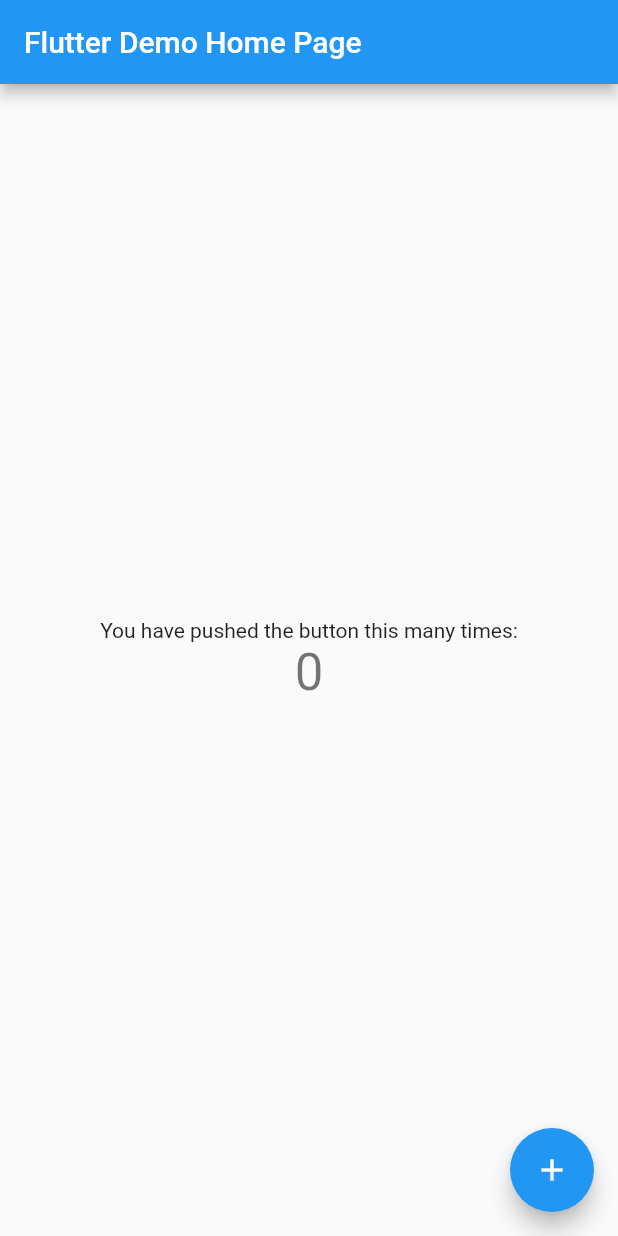
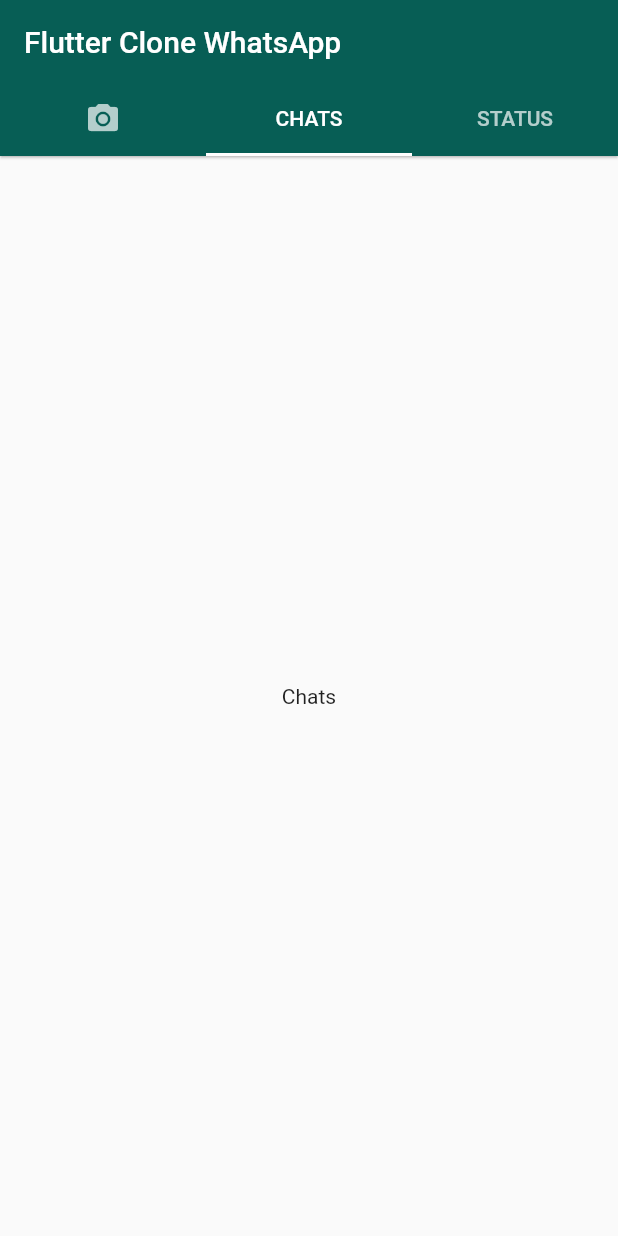
Before and after one commit to ericcleptonsilva/flutter_clone_whatsapp_app, a Flutter app: the screen it shows after launch, on a phone screen of 412 x 824 dp. Run offline on Flutter 3.47's test engine with Material 2 defaults, Android fonts, the phone set to English and light mode, and no system bars.

Commit message:
feat: Tabs

```diff
--- /dev/null
+++ b/lib/app.dart
@@ -0,0 +1,35 @@
+// ignore_for_file: prefer_const_constructors
+
+import 'package:flutter/material.dart';
+import 'package:flutter_clone_whatsapp_app/ui/home/home_page.dart';
+
+class App extends StatelessWidget {
+  const App({Key? key}) : super(key: key);
+  @override
+  Widget build(BuildContext context) {
+    return MaterialApp(
+      title: "Flutter Clone WhatsApp",
+      theme: ThemeData(
+        // ignore: prefer_const_literals_to_create_immutables
+        primarySwatch: MaterialColor(0xFF075E55, {
+          50: Color(0xFFF2F2F2),
+          100: Color(0xFFEFEFEF),
+          200: Color(0xFFE0E0E0),
+          300: Color(0xFFD6D6D6),
+          400: Color(0xFFCCCCCC),
+          500: Color(0xFFBDBDBD),
+          600: Color(0xFFADADAD),
+          700: Color(0xFF9E9E9E),
+          800: Color(0xFF8E8E8E),
+          900: Color(0xFF7F7F7F),
+        }),
+      ),
+      darkTheme: ThemeData(
+        brightness: Brightness.dark,
+        primarySwatch: Colors.blue,
+      ),
+      debugShowCheckedModeBanner: false,
+      home: HomePage(),
+    );
+  }
+}
--- a/lib/main.dart
+++ b/lib/main.dart
@@ -1,115 +1,6 @@
 import 'package:flutter/material.dart';
+import 'package:flutter_clone_whatsapp_app/app.dart';
 
 void main() {
-  runApp(const MyApp());
+  runApp(const App());
 }
-
-class MyApp extends StatelessWidget {
-  const MyApp({Key? key}) : super(key: key);
-
-  // This widget is the root of your application.
-  @override
-  Widget build(BuildContext context) {
-    return MaterialApp(
-      title: 'Flutter Demo',
-      theme: ThemeData(
-        // This is the theme of your application.
-        //
-        // Try running your application with "flutter run". You'll see the
-        // application has a blue toolbar. Then, without quitting the app, try
-        // changing the primarySwatch below to Colors.green and then invoke
-        // "hot reload" (press "r" in the console where you ran "flutter run",
-        // or simply save your changes to "hot reload" in a Flutter IDE).
-        // Notice that the counter didn't reset back to zero; the application
-        // is not restarted.
-        primarySwatch: Colors.blue,
-      ),
-      home: const MyHomePage(title: 'Flutter Demo Home Page'),
-    );
-  }
-}
-
-class MyHomePage extends StatefulWidget {
-  const MyHomePage({Key? key, required this.title}) : super(key: key);
-
-  // This widget is the home page of your application. It is stateful, meaning
-  // that it has a State object (defined below) that contains fields that affect
-  // how it looks.
-
-  // This class is the configuration for the state. It holds the values (in this
-  // case the title) provided by the parent (in this case the App widget) and
-  // used by the build method of the State. Fields in a Widget subclass are
-  // always marked "final".
-
-  final String title;
-
-  @override
-  State<MyHomePage> createState() => _MyHomePageState();
-}
-
-class _MyHomePageState extends State<MyHomePage> {
-  int _counter = 0;
-
-  void _incrementCounter() {
-    setState(() {
-      // This call to setState tells the Flutter framework that something has
-      // changed in this State, which causes it to rerun the build method below
-      // so that the display can reflect the updated values. If we changed
-      // _counter without calling setState(), then the build method would not be
-      // called again, and so nothing would appear to happen.
-      _counter++;
-    });
-  }
-
-  @override
-  Widget build(BuildContext context) {
-    // This method is rerun every time setState is called, for instance as done
-    // by the _incrementCounter method above.
-    //
-    // The Flutter framework has been optimized to make rerunning build methods
-    // fast, so that you can just rebuild anything that needs updating rather
-    // than having to individually change instances of widgets.
-    return Scaffold(
-      appBar: AppBar(
-        // Here we take the value from the MyHomePage object that was created by
-        // the App.build method, and use it to set our appbar title.
-        title: Text(widget.title),
-      ),
-      body: Center(
-        // Center is a layout widget. It takes a single child and positions it
-        // in the middle of the parent.
-        child: Column(
-          // Column is also a layout widget. It takes a list of children and
-          // arranges them vertically. By default, it sizes itself to fit its
-          // children horizontally, and tries to be as tall as its parent.
-          //
-          // Invoke "debug painting" (press "p" in the console, choose the
-          // "Toggle Debug Paint" action from the Flutter Inspector in Android
-          // Studio, or the "Toggle Debug Paint" command in Visual Studio Code)
-          // to see the wireframe for each widget.
-          //
-          // Column has various properties to control how it sizes itself and
-          // how it positions its children. Here we use mainAxisAlignment to
-          // center the children vertically; the main axis here is the vertical
-          // axis because Columns are vertical (the cross axis would be
-          // horizontal).
-          mainAxisAlignment: MainAxisAlignment.center,
-          children: <Widget>[
-            const Text(
-              'You have pushed the button this many times:',
-            ),
-            Text(
-              '$_counter',
-              style: Theme.of(context).textTheme.headline4,
-            ),
-          ],
-        ),
-      ),
-      floatingActionButton: FloatingActionButton(
-        onPressed: _incrementCounter,
-        tooltip: 'Increment',
-        child: const Icon(Icons.add),
-      ), // This trailing comma makes auto-formatting nicer for build methods.
-    );
-  }
-}
--- /dev/null
+++ b/lib/ui/home/home_page.dart
@@ -0,0 +1,59 @@
+// ignore_for_file: prefer_const_constructors_in_immutables, prefer_const_constructors, unused_field
+
+import 'package:flutter/material.dart';
+
+class HomePage extends StatefulWidget {
+  HomePage({Key? key}) : super(key: key);
+
+  @override
+  State<HomePage> createState() => _HomePageState();
+}
+
+class _HomePageState extends State<HomePage>
+    with SingleTickerProviderStateMixin {
+  late TabController _tabController;
+  bool showFab = true;
+
+  @override
+  void initState() {
+    // ignore: todo
+    // TODO: implement initState
+    super.initState();
+    _tabController = TabController(vsync: this, initialIndex: 1, length: 4);
+    _tabController.addListener(() {
+      if (_tabController.index == 1) {
+        showFab = true;
+      } else {
+        showFab = false;
+      }
+      setState(() {});
+    });
+  }
+
+  @override
+  Widget build(BuildContext context) {
+    return Scaffold(
+      appBar: AppBar(
+        title: Text('Flutter Clone WhatsApp'),
+        elevation: 0.7,
+        bottom: TabBar(
+          controller: _tabController,
+          indicatorColor: Colors.white,
+          tabs: const <Widget>[
+            Tab(icon: Icon(Icons.camera_alt)),
+            Tab(text: 'CHATS'),
+            Tab(text: 'STATUS'),
+          ],
+        ),
+      ),
+      body: TabBarView(
+        controller: _tabController,
+        children: const <Widget>[
+          Center(child: Text('Camera')),
+          Center(child: Text('Chats')),
+          Center(child: Text('Status')),
+        ],
+      ),
+    );
+  }
+}
```
Also changed, not shown: 2 other files.
